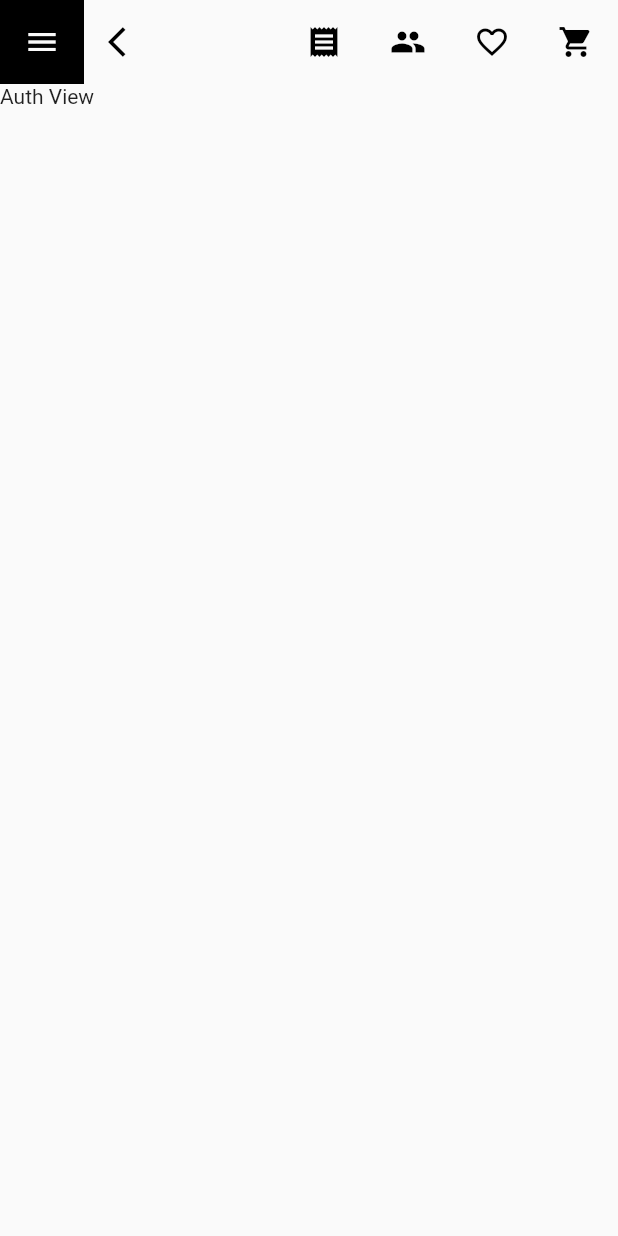
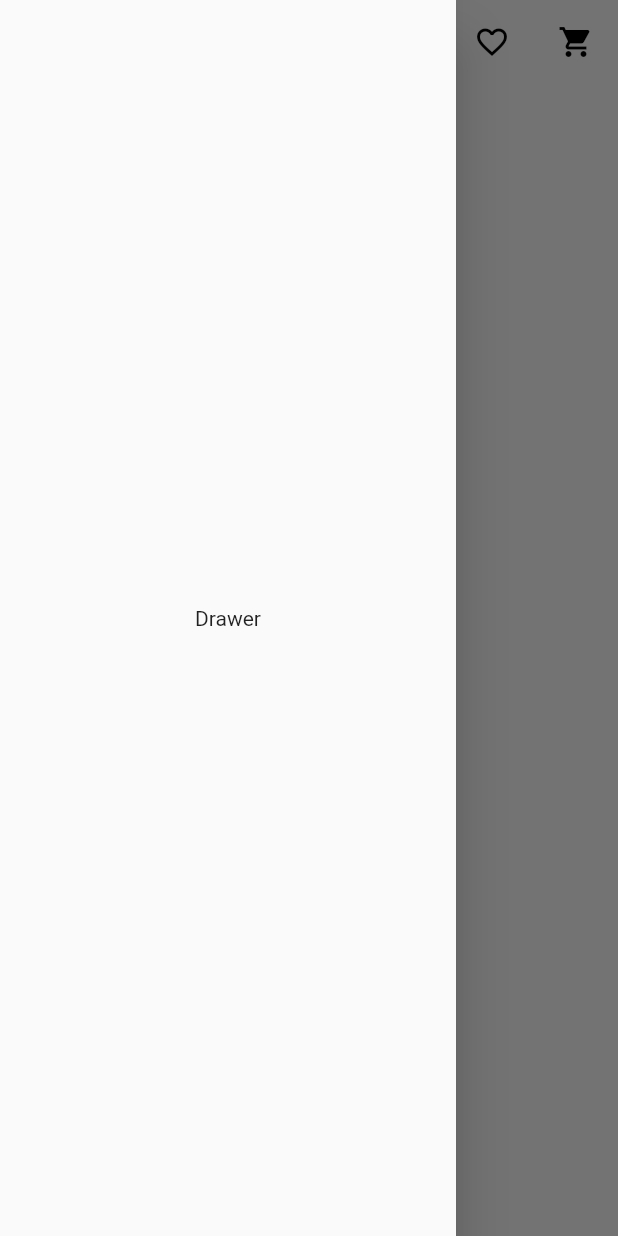
Before and after one commit to lorenzodianni/luxos, a Flutter app: the screen it shows after launch, after a tap on the "menu" icon, on a phone screen of 412 x 824 dp. Run offline on Flutter 3.47's test engine with Material 2 defaults, Android fonts, the phone set to English and light mode, and no system bars.

Commit message:
feat(app): add drawer

```diff
--- a/lib/auth/auth_view.dart
+++ b/lib/auth/auth_view.dart
@@ -11,6 +11,11 @@ class AuthView extends StatelessWidget {
       body: Container(
         child: Text('Auth View'),
       ),
+      drawer: Drawer(
+        child: Center(
+          child: const Text('Drawer'),
+        ),
+      ),
     );
   }
 }
--- a/lib/shared/app_bar.dart
+++ b/lib/shared/app_bar.dart
@@ -18,7 +18,9 @@ class LuxAppBar extends StatelessWidget implements PreferredSizeWidget {
         child: Row(
           children: <Widget>[
             LuxButtonSquare(
-              onTap: () {},
+              onTap: () {
+                Scaffold.of(context).openDrawer();
+              },
               backgroundColor: Theme.of(context).primaryColorDark,
               color: Theme.of(context).primaryColorLight,
               icon: Icons.menu,
```
